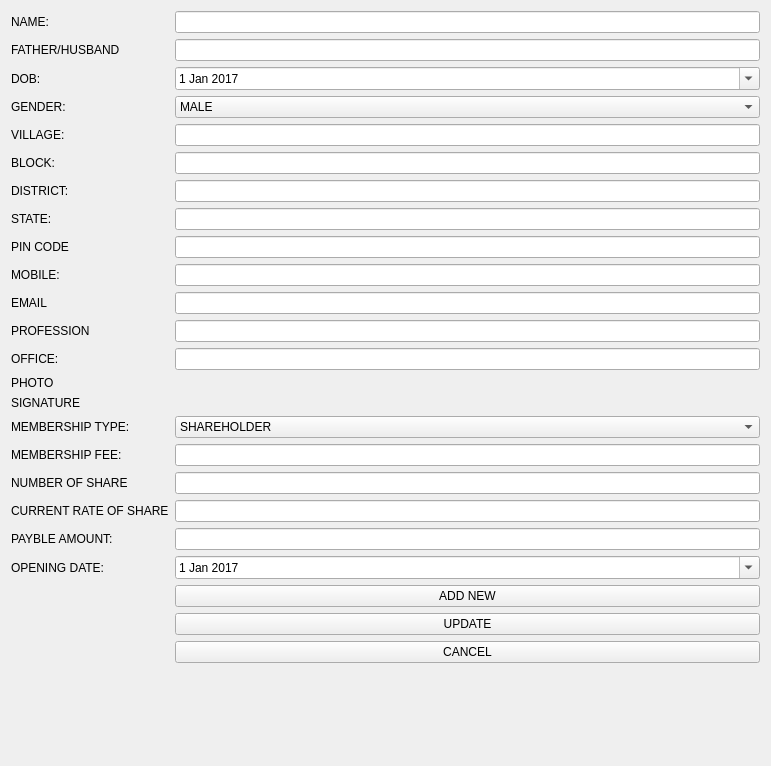
akhilesh26/CSMS, file Pages/UI/addNewMember.ui: the form before one commit.
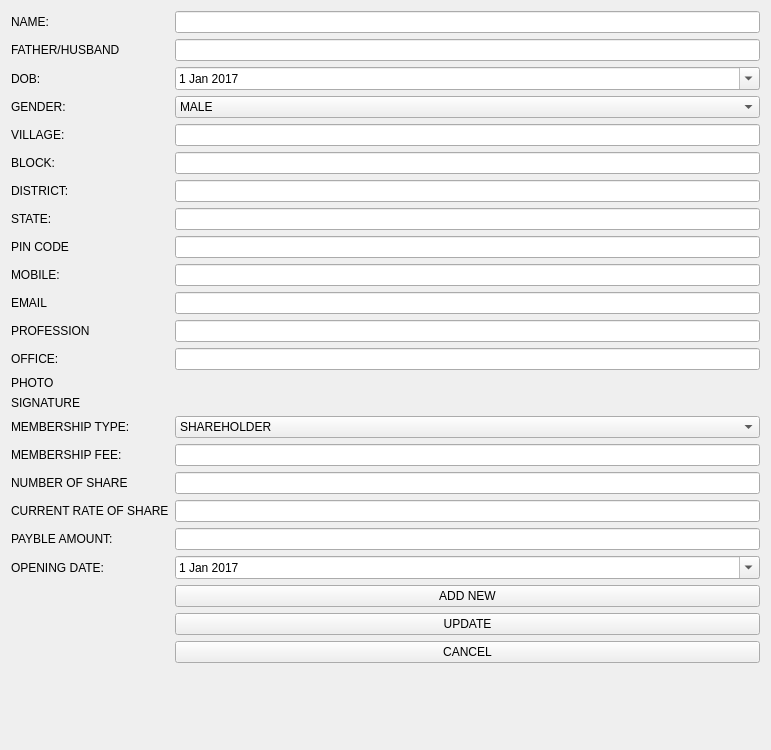
The form after the commit.

Commit message: Added close event; kind of fixed new member window size

What changed in the file:
```diff
--- a/Pages/UI/addNewMember.ui
+++ b/Pages/UI/addNewMember.ui
@@ -7,7 +7,7 @@
     <x>0</x>
     <y>0</y>
     <width>771</width>
-    <height>766</height>
+    <height>750</height>
    </rect>
   </property>
   <property name="windowTitle">
```
Left out of the diff: 6 changed lines with no effect on the pictures. The commit also changes 5 other files.
